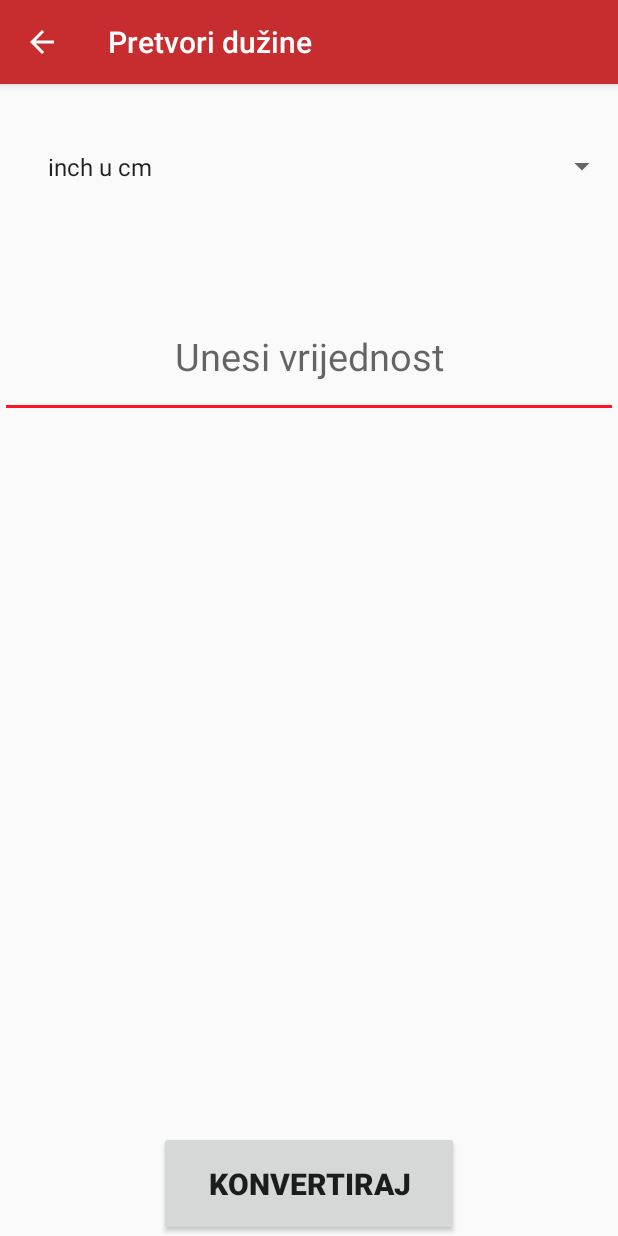
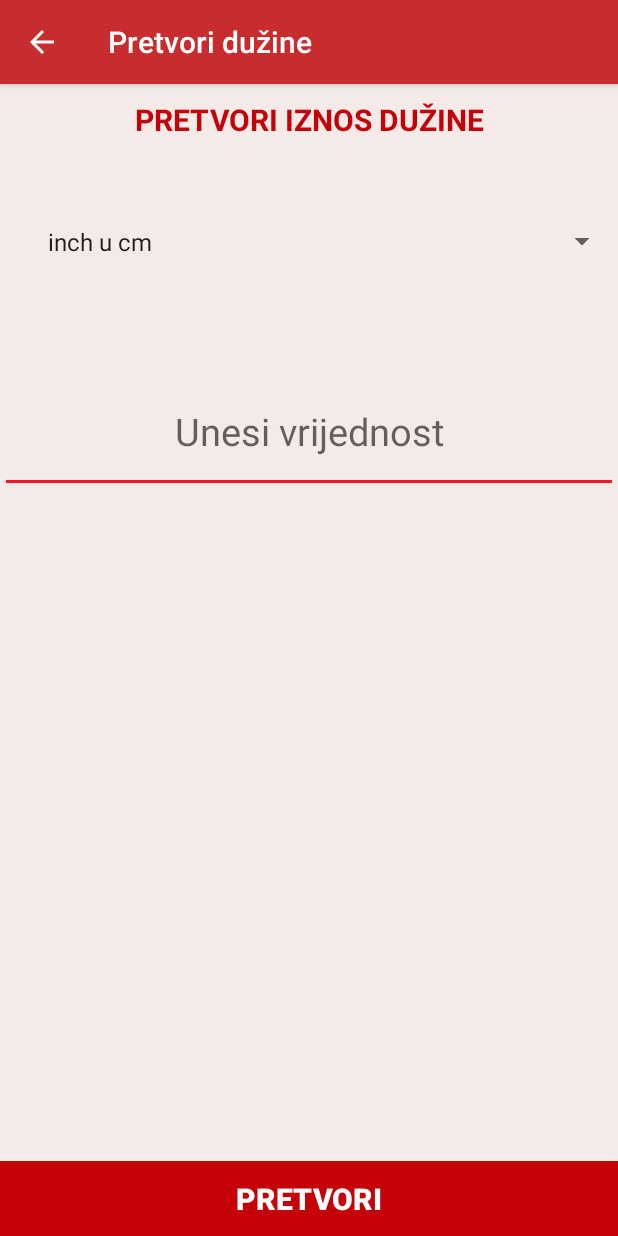
Before and after one commit to gabrielaa03/DZ2-RMA, an Android app: the screen it shows after launch (duzineActivity), after a tap on an icon or button, on a phone screen of 412 x 824 dp. Run offline under Robolectric (Android 15) with nearby library versions, the phone set to English and light mode, and no system bars.

Commit message:
zadnje izmjene dizajna

```diff
--- a/app/src/main/java/com/gabrielaangebrandt/dz2/MainActivity.java
+++ b/app/src/main/java/com/gabrielaangebrandt/dz2/MainActivity.java
@@ -4,10 +4,10 @@ import android.content.Intent;
 import android.os.Bundle;
 import android.support.v7.app.AppCompatActivity;
 import android.view.View;
-import android.widget.Button;
+import android.widget.ImageButton;
 
 public class MainActivity extends AppCompatActivity implements View.OnClickListener {
-    Button novac, temperatura, tekucine, duzine;
+    ImageButton novac, temperatura, tekucine, duzine;
 
     @Override
     protected void onCreate(Bundle savedInstanceState) {
@@ -17,10 +17,10 @@ public class MainActivity extends AppCompatActivity implements View.OnClickListe
     }
 
     private void setUpUI() {
-        this.novac =  (Button) findViewById(R.id.prviGumb);
-        this.temperatura =  (Button) findViewById(R.id.drugiGumb);
-        this.duzine =  (Button) findViewById(R.id.treciGumb);
-        this.tekucine =  (Button) findViewById(R.id.cetvrtiGumb);
+        this.novac =  (ImageButton) findViewById(R.id.prviGumb);
+        this.temperatura =  (ImageButton) findViewById(R.id.drugiGumb);
+        this.duzine =  (ImageButton) findViewById(R.id.treciGumb);
+        this.tekucine =  (ImageButton) findViewById(R.id.cetvrtiGumb);
 
         this.novac.setOnClickListener(this);
         this.temperatura.setOnClickListener(this);
--- a/app/src/main/java/com/gabrielaangebrandt/dz2/RezultatiActivity.java
+++ b/app/src/main/java/com/gabrielaangebrandt/dz2/RezultatiActivity.java
@@ -237,7 +237,7 @@ public class RezultatiActivity extends AppCompatActivity{
                             e.printStackTrace();
                         }
 
-                        double intTextDuzina = novo / 2.81;
+                        double intTextDuzina = novo * 2.541;
 
                         pretvoreno.setText(String.valueOf(intTextDuzina));
                         break;
@@ -252,7 +252,7 @@ public class RezultatiActivity extends AppCompatActivity{
                             e.printStackTrace();
                         }
 
-                        double intTextDuzina1 = novo * 2.81;
+                        double intTextDuzina1 = novo / 2.54;
 
                         pretvoreno.setText(String.valueOf(intTextDuzina1));
                         break;
--- a/app/src/main/java/com/gabrielaangebrandt/dz2/duzineActivity.java
+++ b/app/src/main/java/com/gabrielaangebrandt/dz2/duzineActivity.java
@@ -31,8 +31,8 @@ public class duzineActivity extends AppCompatActivity implements View.OnClickLis
     }
 
     private void setUpUI() {
-        this.spinnerDuzina = (Spinner) findViewById(R.id.spinner1);
-        this.button = (Button) findViewById(R.id.button);
+        this.spinnerDuzina = (Spinner) findViewById(R.id.spinnerDuzina);
+        this.button = (Button) findViewById(R.id.dButton);
         this.iznos = (EditText) findViewById(R.id.editText);
 
 
--- a/app/src/main/java/com/gabrielaangebrandt/dz2/novacActivity.java
+++ b/app/src/main/java/com/gabrielaangebrandt/dz2/novacActivity.java
@@ -6,8 +6,8 @@ import android.support.v7.app.AppCompatActivity;
 import android.view.View;
 import android.widget.AdapterView;
 import android.widget.ArrayAdapter;
+import android.widget.Button;
 import android.widget.EditText;
-import android.widget.ImageButton;
 import android.widget.Spinner;
 import android.widget.Toast;
 
@@ -15,7 +15,7 @@ public class novacActivity extends AppCompatActivity implements View.OnClickList
     public static final String KEY_UNESENI_IZNOS = "iznos za pretvorbu unesen";
     public static final String KEY_ODABRANA_KONVERZIJA = "spinner odabran";
 
-    ImageButton slikaDolara;
+    Button slikaDolara;
     EditText iznos;
     Spinner spinner;
     ArrayAdapter<CharSequence> adapter;
@@ -32,7 +32,7 @@ public class novacActivity extends AppCompatActivity implements View.OnClickList
 
     private void setUpUI() {
         this.spinner = (Spinner) findViewById(R.id.spinnerNovac);
-        this.slikaDolara = (ImageButton) findViewById(R.id.imageButtonDolar);
+        this.slikaDolara = (Button) findViewById(R.id.nButton);
         this.iznos = (EditText) findViewById(R.id.editTextNovac);
 
 
--- a/app/src/main/java/com/gabrielaangebrandt/dz2/temperaturaActivity.java
+++ b/app/src/main/java/com/gabrielaangebrandt/dz2/temperaturaActivity.java
@@ -6,8 +6,8 @@ import android.support.v7.app.AppCompatActivity;
 import android.view.View;
 import android.widget.AdapterView;
 import android.widget.ArrayAdapter;
+import android.widget.Button;
 import android.widget.EditText;
-import android.widget.ImageButton;
 import android.widget.Spinner;
 import android.widget.Toast;
 
@@ -15,7 +15,7 @@ public class temperaturaActivity extends AppCompatActivity implements View.OnCli
     public static final String KEY_UNOS_TEMPERATURE= "temperatura";
     public static final String KEY_KONVERZIJA_TEMPERATURE = "odabrana konverzija";
 
-    ImageButton button;
+    Button button;
     EditText iznos_temperature;
     Spinner spinner_temperatura;
     String odabrana_konverzija;
@@ -32,7 +32,7 @@ public class temperaturaActivity extends AppCompatActivity implements View.OnCli
 
     private void setUpUI() {
         this.spinner_temperatura = (Spinner) findViewById(R.id.konverzijaTemperature);
-        this.button = (ImageButton) findViewById(R.id.bTemperatura);
+        this.button = (Button) findViewById(R.id.bTemperatura);
         this.iznos_temperature = (EditText) findViewById(R.id.iznosTemperature);
 
         adapter = ArrayAdapter.createFromResource(this, R.array.popisTemperatura, android.R.layout.simple_spinner_item);
--- a/app/src/main/res/layout/duzine_layout.xml
+++ b/app/src/main/res/layout/duzine_layout.xml
@@ -2,21 +2,34 @@
 <RelativeLayout xmlns:android="http://schemas.android.com/apk/res/android"
     android:layout_width="match_parent"
     android:layout_height="match_parent"
-    android:id="@+id/inchcm">
+    android:background="@color/lightgrey">
+
+    <TextView
+        android:id="@+id/text1"
+        android:layout_width="match_parent"
+        android:layout_height="50dp"
+        android:text="@string/konverterDuzina"
+        android:textAlignment="center"
+        android:layout_alignParentTop="true"
+        android:layout_marginTop="10dp"
+        android:textStyle="bold"
+        android:textSize="20dp"
+        android:textColor="@color/colorPrimaryDark"/>
 
     <Spinner
-        android:id="@+id/spinner1"
+        android:id="@+id/spinnerDuzina"
         android:layout_width="match_parent"
         android:layout_height="wrap_content"
+        android:layout_below="@+id/text1"
         android:padding="@dimen/obicni_margin"
-        android:layout_marginTop="20dp"
+        android:layout_marginTop="10dp"
         android:layout_centerHorizontal="true"></Spinner>
 
     <EditText
         android:id="@+id/editText"
         android:layout_width="match_parent"
         android:layout_height="wrap_content"
-        android:layout_below="@id/spinner1"
+        android:layout_below="@id/spinnerDuzina"
         android:layout_marginTop="50dp"
         android:hint="Unesi vrijednost"
         android:layout_centerHorizontal="true"
@@ -24,16 +37,16 @@
         android:padding="@dimen/obicni_margin"
         android:textAlignment="center"/>
 
-<Button
-    android:layout_width="200dp"
-    android:layout_height="70dp"
-    android:id="@+id/button"
-    android:layout_alignParentBottom="true"
-    android:text="Konvertiraj"
-    android:textSize="20dp"
-    android:textStyle="bold"
-    android:textAlignment="center"
-    android:layout_centerHorizontal="true"
-    />
-
+    <Button
+        android:layout_width="match_parent"
+        android:layout_height="50dp"
+        android:id="@+id/dButton"
+        android:layout_alignParentBottom="true"
+        android:textColor="@color/white"
+        android:textAlignment="center"
+        android:textStyle="bold"
+        android:textSize="20dp"
+        android:text="@string/tKonvertiraj"
+        android:background="@color/colorPrimaryDark"
+        />
 </RelativeLayout>
--- a/app/src/main/res/layout/rezultati.xml
+++ b/app/src/main/res/layout/rezultati.xml
@@ -2,7 +2,7 @@
 <RelativeLayout xmlns:android="http://schemas.android.com/apk/res/android"
     android:layout_width="match_parent"
     android:layout_height="match_parent"
-    android:background="@color/lightblue">
+    android:background="@color/black">
     <TextView
         android:id="@+id/prvaJedinica"
         android:layout_width="wrap_content"
@@ -13,6 +13,7 @@
         android:padding="10dp"
         android:textStyle="bold"
         android:textAlignment="center"
+        android:textColor="@color/colorPrimaryDark"
 
         />
     <TextView
@@ -39,6 +40,7 @@
         android:textStyle="bold"
         android:padding="10dp"
         android:textSize="50dp"
+        android:textColor="@color/colorPrimaryDark"
 
 
         />
--- a/app/src/main/res/values/strings.xml
+++ b/app/src/main/res/values/strings.xml
@@ -4,7 +4,7 @@
     <string name="title_activity_temperatura">Pretvori temperaturu</string>
     <string name="title_activity_duzina">Pretvori dužine</string>
     <string name="title_activity_tekucine">Pretvori tekućine</string>
-    <string name="tKonvertiraj">Konvertiraj</string>
+    <string name="tKonvertiraj">PRETVORI</string>
     <string name="title_activity_rezultati">Rezultati</string>
     <string name="kn">kn</string>
     <string name="dolar">$</string>
@@ -18,6 +18,10 @@
     <string name="m">m :</string>
     <string name="dm">dm :</string>
     <string name="inch">inch :</string>
+    <string name="konverterDuzina">PRETVORI IZNOS DUŽINE</string>
+    <string name="konverterNovca">PRETVORI VALUTU</string>
+    <string name="konverterTekucina">PRETVORI VOLUMEN TEKUĆINE</string>
+    <string name="konverterTemperature">PRETVORI IZNOS TEMPERATURE</string>
 
     <string-array name="popisDuzina">
         <item>inch u cm</item>
```
Also changed, not shown: app/src/main/res/layout/activity_main.xml (+6 -5 lines), app/src/main/res/layout/novac_layout.xml (+31 -11 lines), app/src/main/res/layout/tekucine_layout.xml (+19 -3 lines), app/src/main/res/layout/temp_layout.xml (+24 -7 lines).
